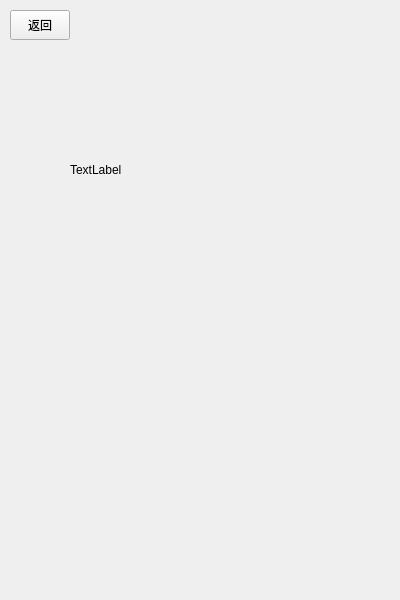
HowLeeHi/Reciter, file mainwindow.ui: the form before one commit.
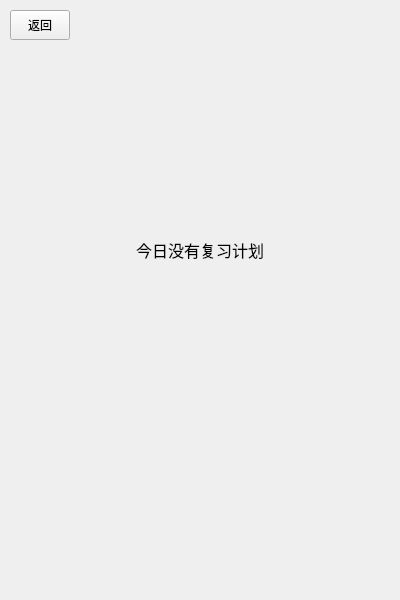
The form after the commit. The open tabs and pages were chosen to show the change.

Patch:
```diff
--- a/mainwindow.ui
+++ b/mainwindow.ui
@@ -1002,18 +1002,55 @@
        </widget>
       </widget>
       <widget class="QWidget" name="page_8">
-       <widget class="QLabel" name="label_3">
+       <widget class="QWidget" name="">
         <property name="geometry">
          <rect>
-          <x>70</x>
-          <y>40</y>
-          <width>251</width>
-          <height>161</height>
+          <x>60</x>
+          <y>30</y>
+          <width>281</width>
+          <height>341</height>
          </rect>
         </property>
-        <property name="text">
-         <string>TextLabel</string>
-        </property>
+        <layout class="QGridLayout" name="gridLayout_9">
+         <item row="0" column="0">
+          <spacer name="verticalSpacer_10">
+           <property name="orientation">
+            <enum>Qt::Vertical</enum>
+           </property>
+           <property name="sizeHint" stdset="0">
+            <size>
+             <width>20</width>
+             <height>40</height>
+            </size>
+           </property>
+          </spacer>
+         </item>
+         <item row="1" column="0" alignment="Qt::AlignHCenter">
+          <widget class="QLabel" name="label_3">
+           <property name="font">
+            <font>
+             <pointsize>12</pointsize>
+            </font>
+           </property>
+           <property name="text">
+            <string>今日没有复习计划</string>
+           </property>
+          </widget>
+         </item>
+         <item row="2" column="0">
+          <spacer name="verticalSpacer_9">
+           <property name="orientation">
+            <enum>Qt::Vertical</enum>
+           </property>
+           <property name="sizeHint" stdset="0">
+            <size>
+             <width>20</width>
+             <height>40</height>
+            </size>
+           </property>
+          </spacer>
+         </item>
+        </layout>
        </widget>
       </widget>
      </widget>
```
Left out of the diff: 10 changed lines with no effect on the pictures.
